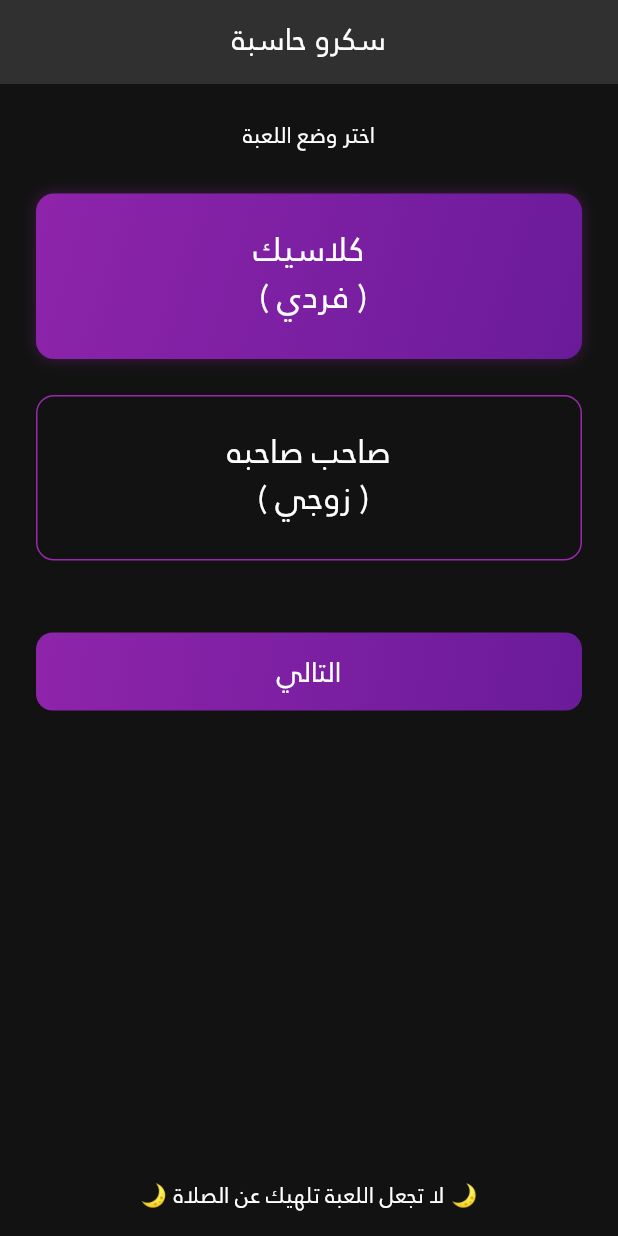
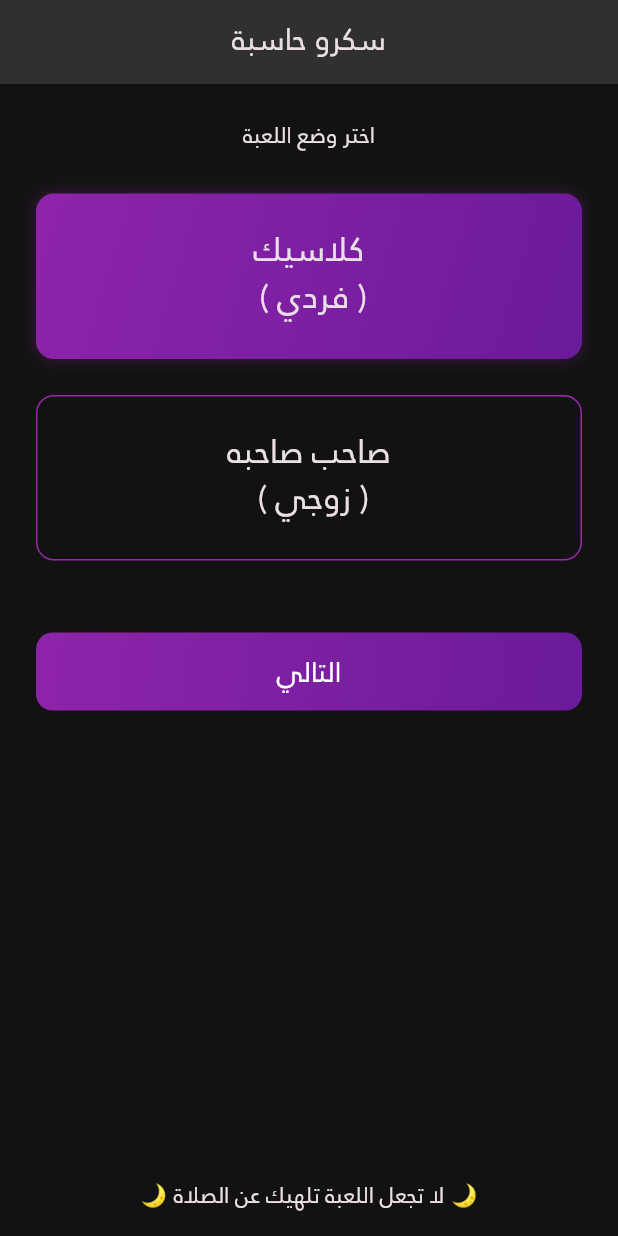
Before and after one commit to mohamedmagdy97/screw_new, a Flutter app: the screen it shows after launch, on a phone screen of 412 x 824 dp. Run offline on Flutter 3.47's test engine with Material 3 defaults, Android fonts, the phone set to English and light mode, and no system bars; our stand-ins replace chewie, cloud_firestore, confetti, connectivity_plus, device_info_plus, equatable and 20 more; missing offline and left inert: app_settings; accounts and stored records are empty.

Commit message:
feat(theme): make CustomText default color theme-aware (adapts to light/dark)

```diff
--- a/lib/core/widgets/custom_text.dart
+++ b/lib/core/widgets/custom_text.dart
@@ -16,7 +16,7 @@ class CustomText extends StatelessWidget {
   const CustomText({
     super.key,
     required this.text,
-    this.color = AppColors.white,
+    this.color,
     this.fontWeight = FontWeight.normal,
     required this.fontSize,
     this.fontFamily,
@@ -28,6 +28,8 @@ class CustomText extends StatelessWidget {
 
   @override
   Widget build(BuildContext context) {
+    // عند عدم تمرير لون، يُشتق من الثيم ليتكيّف مع الوضع الفاتح/الداكن.
+    final resolvedColor = color ?? Theme.of(context).colorScheme.onSurface;
     return Text(
       text.toString(),
       textAlign: textAlign ?? TextAlign.center,
@@ -36,10 +38,9 @@ class CustomText extends StatelessWidget {
         height: height ?? 1.4,
         fontSize: fontSize,
         fontFamily: fontFamily ?? AppFonts.regular,
-        color: color,
+        color: resolvedColor,
         decoration: underline! ? TextDecoration.underline : TextDecoration.none,
-        decorationColor: color,
-        // fontWeight: bold ? AppFonts.w700 : fontWeight,
+        decorationColor: resolvedColor,
       ),
       maxLines: maxLines,
     );
```
